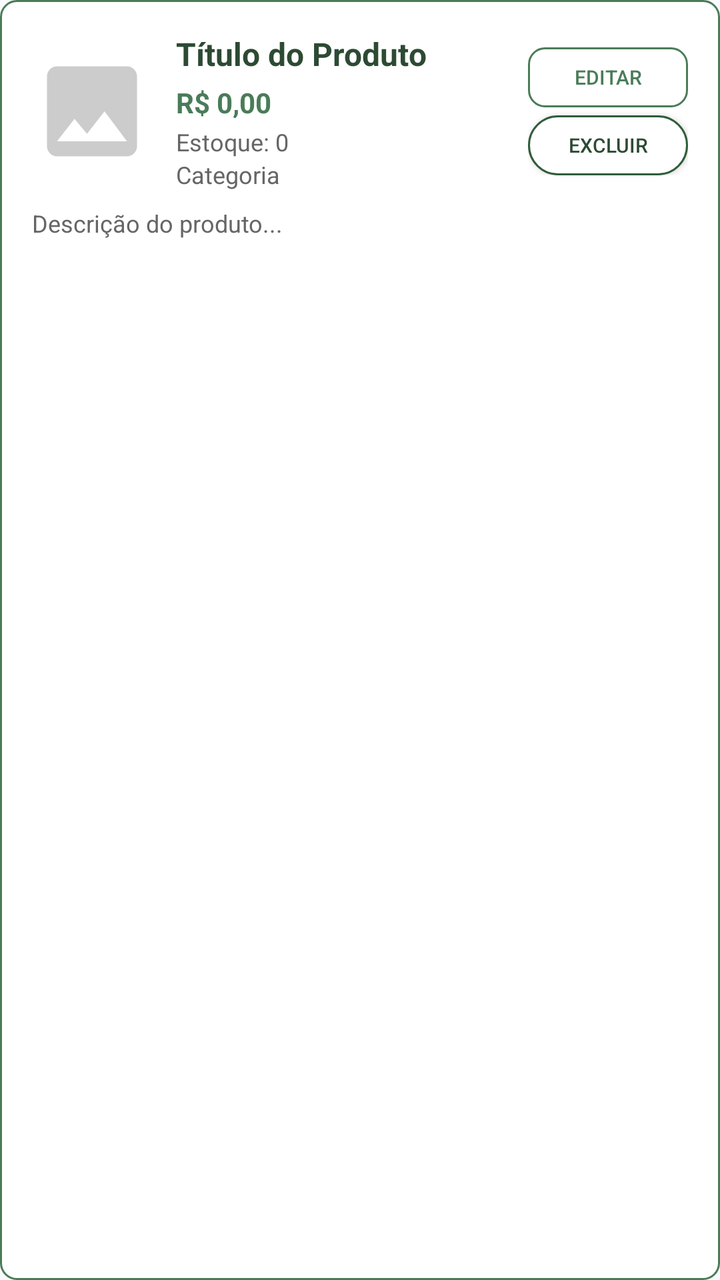
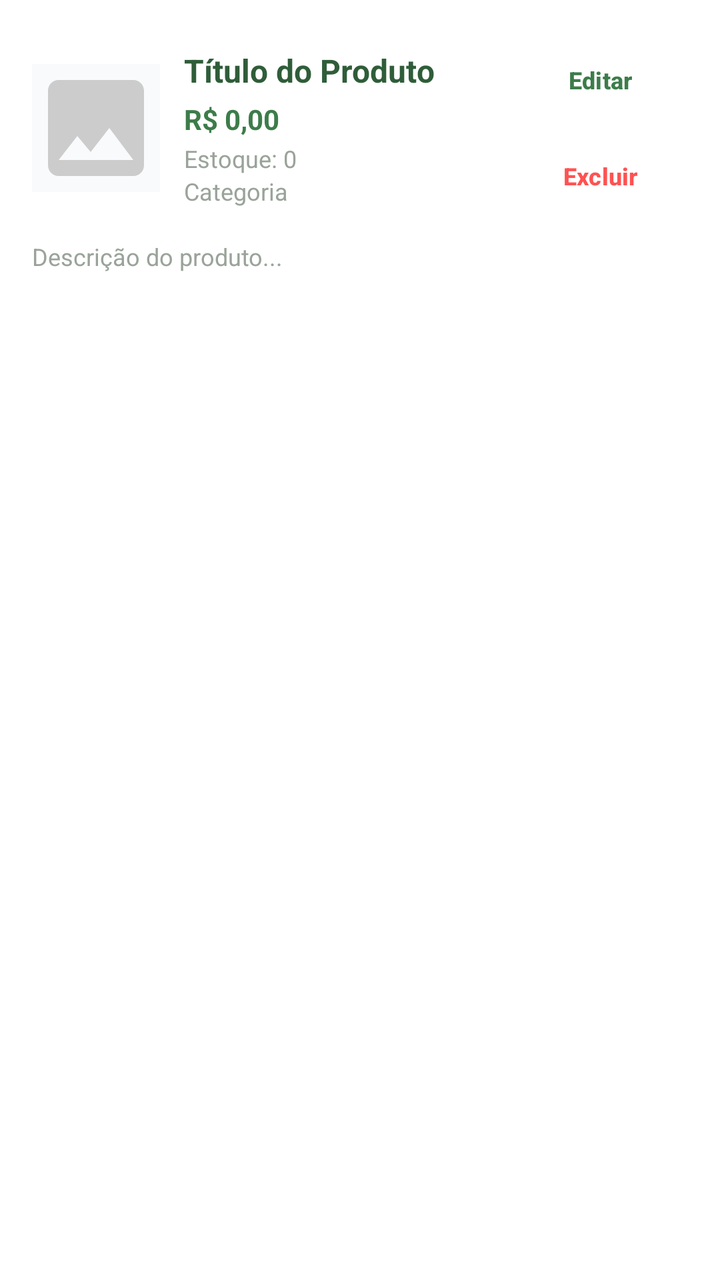

Screens rendered from an Android XML layout before and after an edit, with the pre-edit source and the edit as a unified diff.
<!-- AndroidManifest.xml: application theme Theme.Ruralize -->
<!-- res/layout/item_produto.xml -->
<?xml version="1.0" encoding="utf-8"?>
<LinearLayout xmlns:android="http://schemas.android.com/apk/res/android"
    android:layout_width="match_parent"
    android:layout_height="wrap_content"
    android:orientation="vertical"
    android:background="@drawable/bg_edittext_simple"
    android:padding="16dp"
    android:layout_marginBottom="8dp">

    <LinearLayout
        android:layout_width="match_parent"
        android:layout_height="wrap_content"
        android:orientation="horizontal"
        android:gravity="center_vertical">

        
        <ImageView
            android:id="@+id/imgProduto"
            android:layout_width="60dp"
            android:layout_height="60dp"
            android:scaleType="centerCrop"
            android:background="@color/white"
            android:src="@drawable/ic_placeholder"
            android:layout_marginEnd="12dp" />

        
        <LinearLayout
            android:layout_width="0dp"
            android:layout_height="wrap_content"
            android:layout_weight="1"
            android:orientation="vertical">

            <TextView
                android:id="@+id/txtTitulo"
                android:layout_width="match_parent"
                android:layout_height="wrap_content"
                android:text="Título do Produto"
                android:textSize="16sp"
                android:textColor="#2D4A33"
                android:textStyle="bold"
                android:layout_marginBottom="4dp" />

            <TextView
                android:id="@+id/txtPreco"
                android:layout_width="match_parent"
                android:layout_height="wrap_content"
                android:text="R$ 0,00"
                android:textSize="14sp"
                android:textColor="#4A7C59"
                android:textStyle="bold"
                android:layout_marginBottom="2dp" />

            <TextView
                android:id="@+id/txtEstoque"
                android:layout_width="match_parent"
                android:layout_height="wrap_content"
                android:text="Estoque: 0"
                android:textSize="12sp"
                android:textColor="#666666" />

            <TextView
                android:id="@+id/txtCategoria"
                android:layout_width="match_parent"
                android:layout_height="wrap_content"
                android:text="Categoria"
                android:textSize="12sp"
                android:textColor="#666666" />

        </LinearLayout>

        
        <LinearLayout
            android:layout_width="wrap_content"
            android:layout_height="wrap_content"
            android:orientation="vertical">

            <Button
                android:id="@+id/btnEditar"
                android:layout_width="80dp"
                android:layout_height="30dp"
                android:text="Editar"
                android:textSize="10sp"
                android:background="@drawable/bg_button_outline_simple"
                android:textColor="#4A7C59"
                android:layout_marginBottom="4dp" />

            <Button
                android:id="@+id/btnExcluir"
                android:layout_width="80dp"
                android:layout_height="30dp"
                android:text="Excluir"
                android:textSize="10sp"
                android:background="@drawable/bg_button_primary"
                android:textColor="#2D4A33" />

        </LinearLayout>

    </LinearLayout>

    
    <TextView
        android:id="@+id/txtDescricao"
        android:layout_width="match_parent"
        android:layout_height="wrap_content"
        android:text="Descrição do produto..."
        android:textSize="12sp"
        android:textColor="#666666"
        android:layout_marginTop="8dp"
        android:maxLines="2"
        android:ellipsize="end" />

</LinearLayout>
<!-- resources referenced by this layout -->
<resources>
  <color name="white">#FFFFFF</color>
  <!-- drawable bg_button_outline_simple (drawable) -->
  <?xml version="1.0" encoding="utf-8"?>
  <shape xmlns:android="http://schemas.android.com/apk/res/android">
      <solid android:color="#00FFFFFF" />
      <stroke android:width="1dp" android:color="#4A7C59" />
      <corners android:radius="8dp" />
  </shape>
  <!-- drawable bg_button_primary (drawable) -->
  <?xml version="1.0" encoding="utf-8"?>
  <shape xmlns:android="http://schemas.android.com/apk/res/android">
      <solid android:color="@color/white" />
      <stroke android:width="1dp" android:color="@color/green_dark" />
      <corners android:radius="24dp" />
  </shape>
  <!-- drawable bg_edittext_simple (drawable) -->
  <?xml version="1.0" encoding="utf-8"?>
  <shape xmlns:android="http://schemas.android.com/apk/res/android">
      <solid android:color="#FFFFFF" />
      <stroke android:width="1dp" android:color="#4A7C59" />
      <corners android:radius="8dp" />
  </shape>
  <!-- drawable ic_placeholder (drawable) -->
  <?xml version="1.0" encoding="utf-8"?>
  <vector xmlns:android="http://schemas.android.com/apk/res/android"
      android:width="24dp"
      android:height="24dp"
      android:viewportWidth="24"
      android:viewportHeight="24">
      <path
          android:fillColor="#CCCCCC"
          android:pathData="M21,19V5c0,-1.1 -0.9,-2 -2,-2H5c-1.1,0 -2,0.9 -2,2v14c0,1.1 0.9,2 2,2h14c1.1,0 2,-0.9 2,-2zM8.5,13.5l2.5,3.01L14.5,12l4.5,6H5l3.5,-4.5z" />
  </vector>
  <color name="green_dark">#2F5D39</color>
  <color name="bg_ice">#F8FAFB</color>
  <color name="text_primary">#2F5D39</color>
  <style name="Ruralize.Button" parent="Widget.Material3.Button">
          <item name="cornerRadius">14dp</item>
          <item name="backgroundTint">@color/green_dark</item>
          <item name="android:textColor">@color/white</item>
          <item name="android:insetLeft">0dp</item>
          <item name="android:insetRight">0dp</item>
          <item name="android:textAllCaps">false</item>
          <item name="android:textStyle">bold</item>
      </style>
  <style name="Ruralize.TextInput" parent="Widget.Material3.TextInputLayout.OutlinedBox">
          <item name="boxBackgroundMode">outline</item>
          <item name="boxCornerRadiusTopStart">14dp</item>
          <item name="boxCornerRadiusTopEnd">14dp</item>
          <item name="boxCornerRadiusBottomStart">14dp</item>
          <item name="boxCornerRadiusBottomEnd">14dp</item>
          <item name="boxStrokeColor">@color/green_light</item>
          <item name="android:textColorHint">@color/text_secondary</item>
          <item name="cursorColor">@color/green_dark</item>
      </style>
  <color name="green_mid">#3D7C4A</color>
  <color name="green_light">#A8C7A1</color>
  <style name="Ruralize.BottomNavigation" parent="Widget.Material3.BottomNavigationView">
          <item name="itemBackground">@color/bg_ice</item>
          <item name="itemTextColor">@color/green_dark</item>
          <item name="itemIconTint">@color/green_dark</item>
          <item name="itemRippleColor">@color/green_light</item>
      </style>
  <color name="text_secondary">#9AA39A</color>
  <!-- unchanged entries left out for length: 1 -->
</resources>

<!-- the commit's change to res/layout/item_produto.xml (unified diff, before → after) -->
@@ -3,7 +3,8 @@
     android:layout_width="match_parent"
     android:layout_height="wrap_content"
     android:orientation="vertical"
-    android:background="@drawable/bg_edittext_simple"
+    android:background="@color/white"
+    android:elevation="2dp"
     android:padding="16dp"
     android:layout_marginBottom="8dp">
 
@@ -16,10 +17,10 @@
         
         <ImageView
             android:id="@+id/imgProduto"
-            android:layout_width="60dp"
-            android:layout_height="60dp"
+            android:layout_width="64dp"
+            android:layout_height="64dp"
             android:scaleType="centerCrop"
-            android:background="@color/white"
+            android:background="@color/bg_ice"
             android:src="@drawable/ic_placeholder"
             android:layout_marginEnd="12dp" />
 
@@ -36,7 +37,7 @@
                 android:layout_height="wrap_content"
                 android:text="Título do Produto"
                 android:textSize="16sp"
-                android:textColor="#2D4A33"
+                android:textColor="@color/green_dark"
                 android:textStyle="bold"
                 android:layout_marginBottom="4dp" />
 
@@ -46,7 +47,7 @@
                 android:layout_height="wrap_content"
                 android:text="R$ 0,00"
                 android:textSize="14sp"
-                android:textColor="#4A7C59"
+                android:textColor="@color/green_mid"
                 android:textStyle="bold"
                 android:layout_marginBottom="2dp" />
 
@@ -56,7 +57,7 @@
                 android:layout_height="wrap_content"
                 android:text="Estoque: 0"
                 android:textSize="12sp"
-                android:textColor="#666666" />
+                android:textColor="@color/text_secondary" />
 
             <TextView
                 android:id="@+id/txtCategoria"
@@ -64,7 +65,7 @@
                 android:layout_height="wrap_content"
                 android:text="Categoria"
                 android:textSize="12sp"
-                android:textColor="#666666" />
+                android:textColor="@color/text_secondary" />
 
         </LinearLayout>
 
@@ -74,24 +75,27 @@
             android:layout_height="wrap_content"
             android:orientation="vertical">
 
-            <Button
+            <com.google.android.material.button.MaterialButton
                 android:id="@+id/btnEditar"
-                android:layout_width="80dp"
-                android:layout_height="30dp"
+                style="@style/Widget.Material3.Button.TextButton"
+                android:layout_width="wrap_content"
+                android:layout_height="wrap_content"
                 android:text="Editar"
-                android:textSize="10sp"
-                android:background="@drawable/bg_button_outline_simple"
-                android:textColor="#4A7C59"
-                android:layout_marginBottom="4dp" />
+                android:textSize="12sp"
+                android:textColor="@color/green_mid"
+                android:insetTop="0dp"
+                android:insetBottom="0dp" />
 
-            <Button
+            <com.google.android.material.button.MaterialButton
                 android:id="@+id/btnExcluir"
-                android:layout_width="80dp"
-                android:layout_height="30dp"
+                style="@style/Widget.Material3.Button.TextButton"
+                android:layout_width="wrap_content"
+                android:layout_height="wrap_content"
                 android:text="Excluir"
-                android:textSize="10sp"
-                android:background="@drawable/bg_button_primary"
-                android:textColor="#2D4A33" />
+                android:textSize="12sp"
+                android:textColor="@color/error_red"
+                android:insetTop="0dp"
+                android:insetBottom="0dp" />
 
         </LinearLayout>
 
@@ -104,7 +108,7 @@
         android:layout_height="wrap_content"
         android:text="Descrição do produto..."
         android:textSize="12sp"
-        android:textColor="#666666"
+        android:textColor="@color/text_secondary"
         android:layout_marginTop="8dp"
         android:maxLines="2"
         android:ellipsize="end" />
<!-- resource entries referenced after the edit -->
@@ -1,27 +1,6 @@
 <!-- resources referenced by this layout -->
 <resources>
   <color name="white">#FFFFFF</color>
-  <!-- drawable bg_button_outline_simple (drawable) -->
-  <?xml version="1.0" encoding="utf-8"?>
-  <shape xmlns:android="http://schemas.android.com/apk/res/android">
-      <solid android:color="#00FFFFFF" />
-      <stroke android:width="1dp" android:color="#4A7C59" />
-      <corners android:radius="8dp" />
-  </shape>
-  <!-- drawable bg_button_primary (drawable) -->
-  <?xml version="1.0" encoding="utf-8"?>
-  <shape xmlns:android="http://schemas.android.com/apk/res/android">
-      <solid android:color="@color/white" />
-      <stroke android:width="1dp" android:color="@color/green_dark" />
-      <corners android:radius="24dp" />
-  </shape>
-  <!-- drawable bg_edittext_simple (drawable) -->
-  <?xml version="1.0" encoding="utf-8"?>
-  <shape xmlns:android="http://schemas.android.com/apk/res/android">
-      <solid android:color="#FFFFFF" />
-      <stroke android:width="1dp" android:color="#4A7C59" />
-      <corners android:radius="8dp" />
-  </shape>
   <!-- drawable ic_placeholder (drawable) -->
   <?xml version="1.0" encoding="utf-8"?>
   <vector xmlns:android="http://schemas.android.com/apk/res/android"
@@ -35,6 +14,7 @@
   </vector>
   <color name="green_dark">#2F5D39</color>
   <color name="bg_ice">#F8FAFB</color>
+  <color name="error_red">#FF5252</color>
   <color name="text_primary">#2F5D39</color>
   <style name="Ruralize.Button" parent="Widget.Material3.Button">
           <item name="cornerRadius">14dp</item>
